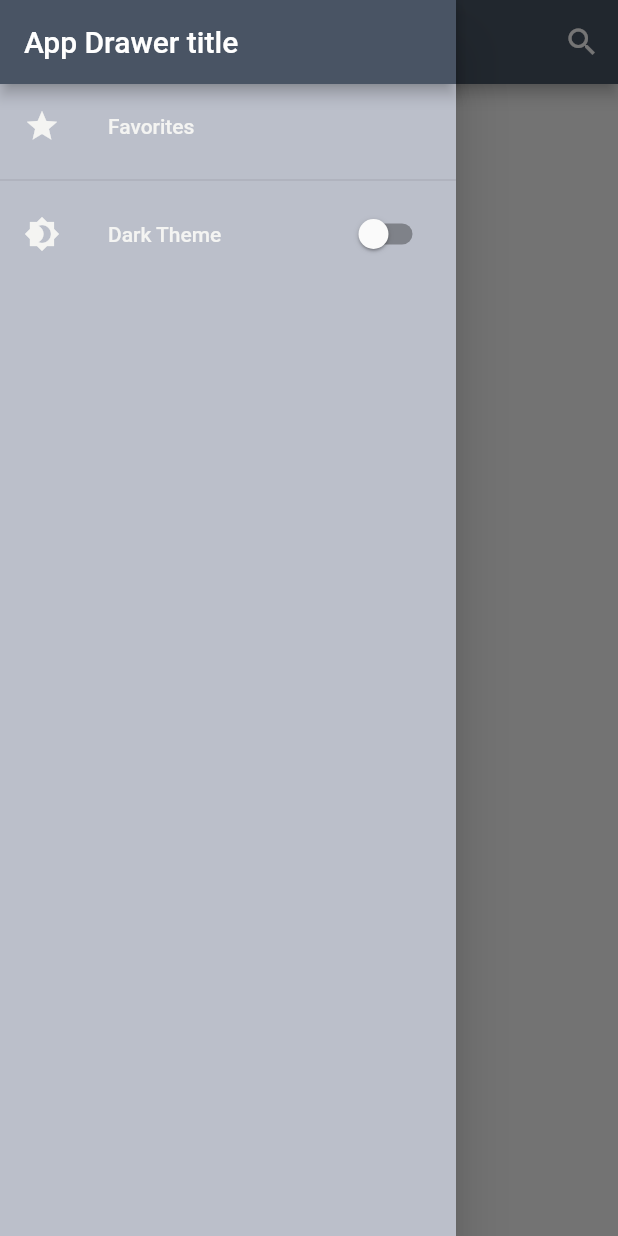
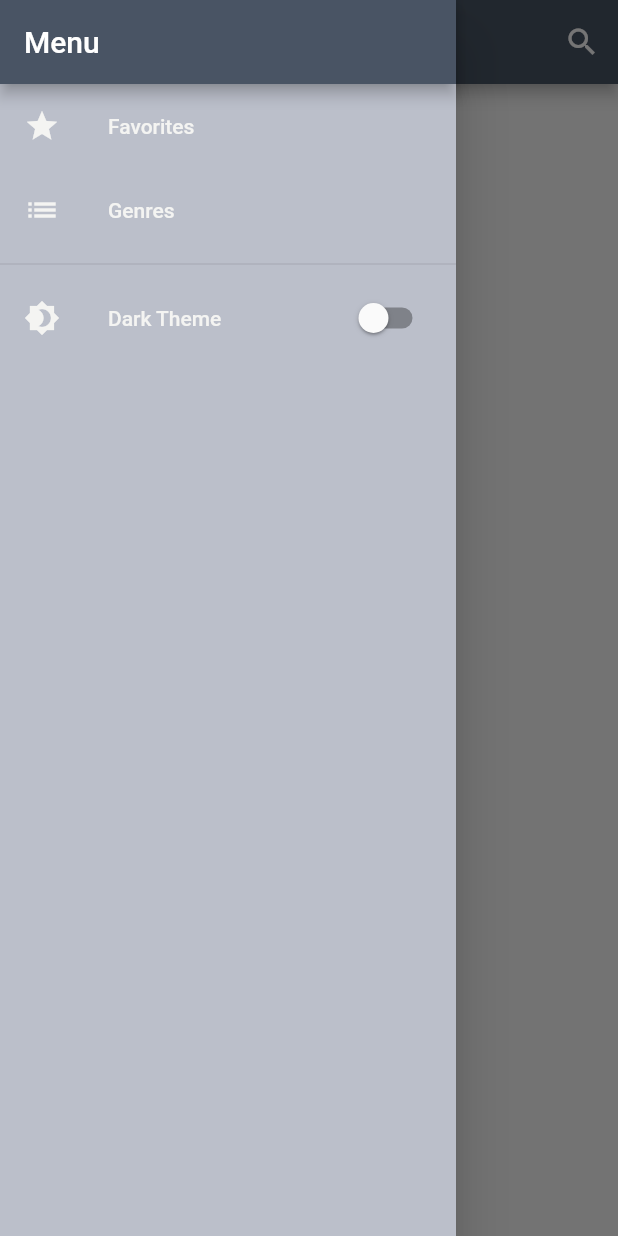
Before and after one commit to Pat992/DartRadio, a Flutter app: the screen it shows after launch, with the side drawer open, on a phone screen of 412 x 824 dp. Run offline on Flutter 3.47's test engine with Material 2 defaults, Android fonts, the phone set to English and light mode, and no system bars; our stand-ins replace audioplayers, flutter_animation_progress_bar, shared_preferences; network calls fail.

Commit message:
Genres: Searchbar and first raw output of genrest

```diff
--- a/lib/providers/stations_provider.dart
+++ b/lib/providers/stations_provider.dart
@@ -7,6 +7,7 @@ import 'dart:convert';
 class StationsProvider with ChangeNotifier {
   List<Station> _stations;
   List<Station> _filteredStations;
+  List<Genre> _filteredGenres;
   List<Station> _favoriteStations;
   List<Genre> _genres;
   String _baseUrl;
@@ -20,6 +21,7 @@ class StationsProvider with ChangeNotifier {
     _genreUrl = 'genres';
     _stations = [];
     _filteredStations = [];
+    _filteredGenres = [];
     _genres = [];
     _currentStation = new Station();
   }
@@ -93,12 +95,28 @@ class StationsProvider with ChangeNotifier {
     notifyListeners();
 }
 
+  void getGenres({String searchText = ""}) {
+    if (searchText.trim().isEmpty || searchText == null) {
+      _filteredGenres = _genres;
+      notifyListeners();
+    }
+    List<Genre> tempGenreList = [];
+    for (int i = 0; i < _genres.length; i++) {
+      if (_genres[i].genre.toLowerCase().contains(searchText.toLowerCase())) {
+
+        tempGenreList.add(_genres[i]);
+      }
+    }
+    _filteredGenres = tempGenreList;
+    notifyListeners();
+  }
+
   get favoriteStations {
     return _favoriteStations;
   }
 
   get genres {
-    return _genres;
+    return _filteredGenres.length == 0 ? _genres : _filteredGenres;
   }
 
   get currentStation {
--- a/lib/screens/main_screen.dart
+++ b/lib/screens/main_screen.dart
@@ -1,4 +1,5 @@
 import 'package:dart_radio/providers/preference_provider.dart';
+import 'package:dart_radio/screens/genre_screen.dart';
 import 'package:dart_radio/screens/radio_mobile_screen.dart';
 import 'package:dart_radio/themes/themes.dart';
 import 'package:flutter/material.dart';
@@ -17,7 +18,8 @@ class MainScreen extends StatelessWidget {
             ? darkTheme
             : lightTheme,
         routes: {
-          RadioMobileScreen.ROUTE_NAME: (context) => RadioMobileScreen()
+          RadioMobileScreen.ROUTE_NAME: (context) => RadioMobileScreen(),
+          GenreScreen.ROUTE_NAME: (context) => GenreScreen()
         },
       ),
     );
--- a/lib/widgets/search_list.dart
+++ b/lib/widgets/search_list.dart
@@ -3,6 +3,9 @@ import 'package:flutter/material.dart';
 import 'package:provider/provider.dart';
 
 class SearchList extends StatefulWidget with PreferredSizeWidget {
+  final bool searchStations;
+
+  const SearchList({Key key, this.searchStations = true}) : super(key: key);
   @override
   _SearchListState createState() => _SearchListState();
   @override
@@ -11,11 +14,16 @@ class SearchList extends StatefulWidget with PreferredSizeWidget {
 
 class _SearchListState extends State<SearchList> {
   final TextEditingController _filter = new TextEditingController();
+
   Icon _searchIcon = new Icon(Icons.search);
   Widget _appBarTitle = new Text( 'Dart Radio' );
 
   updateList(_searchText) {
     Provider.of<StationsProvider>(context, listen: false).getStations(searchText: _filter.text);
+  }
+
+  updateGenres(_searchText) {
+    Provider.of<StationsProvider>(context, listen: false).getGenres(searchText: _filter.text);
   }
 
   @override
@@ -41,7 +49,7 @@ class _SearchListState extends State<SearchList> {
         this._searchIcon = Icon(Icons.close);
         this._appBarTitle = TextField(
           controller: _filter,
-          onChanged: updateList,
+          onChanged:widget.searchStations ? updateList : updateGenres,
           decoration: InputDecoration(
               prefixIcon: Icon(Icons.search, color: Theme.of(context).accentColor),
               hintText: 'Search...'
--- a/lib/widgets/side_drawer.dart
+++ b/lib/widgets/side_drawer.dart
@@ -11,7 +11,7 @@ class SideDrawer extends StatelessWidget {
         child: Column(
           children: <Widget>[
             AppBar(
-              title: Text('App Drawer title'),
+              title: Text('Menu'),
               automaticallyImplyLeading: false,
             ),
             ListTile(
@@ -24,6 +24,22 @@ class SideDrawer extends StatelessWidget {
                 style: TextStyle(color: Theme.of(context).backgroundColor),
               ),
               onTap: () {},
+            ),
+            ListTile(
+              leading: Icon(
+                Icons.list,
+                color: Theme.of(context).backgroundColor,
+              ),
+              title: Text(
+                'Genres',
+                style: TextStyle(color: Theme.of(context).backgroundColor),
+              ),
+              onTap: () {
+                Navigator.pushNamed(
+                  context,
+                  '/genre'
+                );
+              },
             ),
             Divider(),
             ListTile(
```
Also changed, not shown: lib/screens/genre_screen.dart (added, +14 -0 lines), lib/widgets/genre_list.dart (added, +56 -0 lines), lib/widgets/genre_list_item.dart (added, +30 -0 lines), pubspec.lock, 1 other file.
